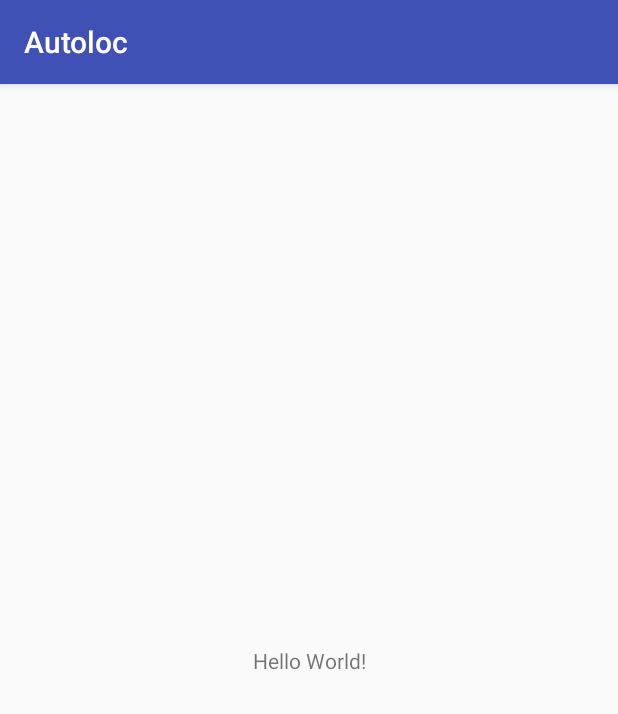
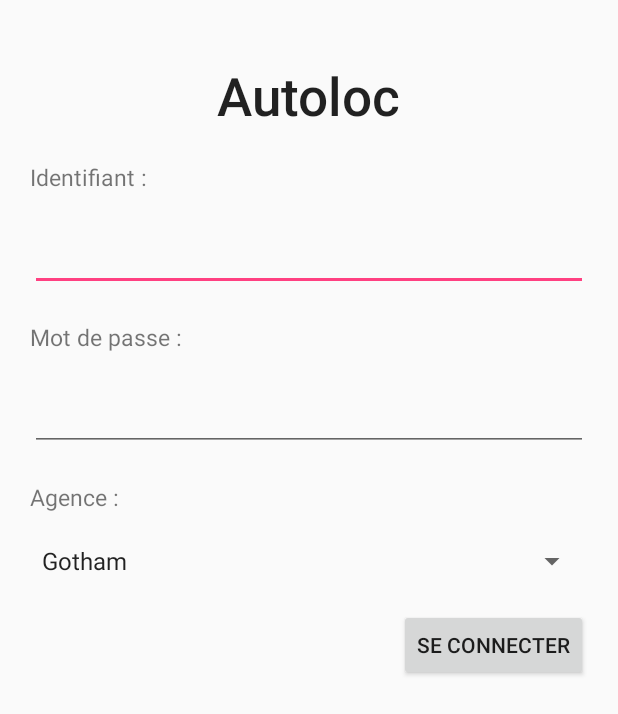
Before and after one commit to ChraosX/AutolocV2, an Android app: the screen it shows after launch (MainActivity), on a phone screen of 412 x 824 dp. Shown: the top 714 px of the screen. Run offline under Robolectric (Android 15) with nearby library versions, the phone set to English and light mode, and no system bars.

Commit message:
Layout authentification (activity_main). Reste à ajouter la liaison à la bdd.

```diff
--- a/app/src/main/java/fr/eni/autoloc/autoloc/BO/Agence.java
+++ b/app/src/main/java/fr/eni/autoloc/autoloc/BO/Agence.java
@@ -3,9 +3,9 @@ package fr.eni.autoloc.autoloc.BO;
 import java.util.List;
 
 public class Agence {
-    private  int id;
-    private  String nom;
-    private  Adresse adresse;
+    private int id;
+    private String nom;
+    private Adresse adresse;
     private List<Vehicule> vehicules;
     private List<Agent> agents;
 
--- a/app/src/main/java/fr/eni/autoloc/autoloc/MainActivity.java
+++ b/app/src/main/java/fr/eni/autoloc/autoloc/MainActivity.java
@@ -1,13 +1,66 @@
 package fr.eni.autoloc.autoloc;
 
+import android.os.Bundle;
+import android.support.v7.app.ActionBar;
 import android.support.v7.app.AppCompatActivity;
-import android.os.Bundle;
+import android.view.View;
+import android.widget.AdapterView;
+import android.widget.ArrayAdapter;
+import android.widget.EditText;
+import android.widget.Spinner;
 
-public class MainActivity extends AppCompatActivity {
+import fr.eni.autoloc.autoloc.BO.Agence;
+
+public class MainActivity extends AppCompatActivity implements AdapterView.OnItemSelectedListener {
+
+    private String email;
+    private String mdp;
+    private String agence;
 
     @Override
     protected void onCreate(Bundle savedInstanceState) {
         super.onCreate(savedInstanceState);
         setContentView(R.layout.activity_main);
+
+        // Cacher l'action bar
+        ActionBar actionBar = getSupportActionBar();
+        if (actionBar != null) {
+            actionBar.hide();
+        }
+
+        // Remplir le spinner des agences
+
+        Spinner spinner = findViewById(R.id.spinnerAgence);
+        ArrayAdapter<CharSequence> adapter = ArrayAdapter.createFromResource(this, R.array.agences_array, android.R.layout.simple_spinner_item);
+        // Specify the layout to use when the list of choices appears
+        adapter.setDropDownViewResource(android.R.layout.simple_spinner_dropdown_item);
+        // Apply the adapter to the spinner
+        spinner.setAdapter(adapter);
+        spinner.setOnItemSelectedListener(this);
+    }
+
+    @Override
+    public void onItemSelected(AdapterView<?> parent, View view, int position, long id) {
+        agence = (String) parent.getItemAtPosition(position);
+    }
+
+    @Override
+    public void onNothingSelected(AdapterView<?> parent) { }
+
+    public void seConnecter(View view) {
+
+        email = String.valueOf(((EditText)findViewById(R.id.editId)).getText());
+        mdp = String.valueOf(((EditText)findViewById(R.id.editMdp)).getText());
+
+        // Method de connexion
+
+        /*
+        if ( appel method )
+            se connecter
+        else
+            dialog
+         */
+
+
     }
 }
--- a/app/src/main/res/layout/activity_main.xml
+++ b/app/src/main/res/layout/activity_main.xml
@@ -1,18 +1,85 @@
 <?xml version="1.0" encoding="utf-8"?>
-<android.support.constraint.ConstraintLayout xmlns:android="http://schemas.android.com/apk/res/android"
+<LinearLayout
+    xmlns:android="http://schemas.android.com/apk/res/android"
     xmlns:app="http://schemas.android.com/apk/res-auto"
     xmlns:tools="http://schemas.android.com/tools"
     android:layout_width="match_parent"
     android:layout_height="match_parent"
+    android:orientation="vertical"
     tools:context=".MainActivity">
 
     <TextView
+        android:id="@+id/titleApp"
         android:layout_width="wrap_content"
         android:layout_height="wrap_content"
-        android:text="Hello World!"
-        app:layout_constraintBottom_toBottomOf="parent"
-        app:layout_constraintLeft_toLeftOf="parent"
-        app:layout_constraintRight_toRightOf="parent"
-        app:layout_constraintTop_toTopOf="parent" />
+        android:text="@string/app_name"
+        android:textSize="35sp"
+        android:textAppearance="@style/Base.TextAppearance.AppCompat.Title"
+        android:layout_gravity="center"
+        android:layout_marginTop="40dp"/>
 
-</android.support.constraint.ConstraintLayout>
+    <TextView
+        android:id="@+id/txtId"
+        android:layout_width="wrap_content"
+        android:layout_height="wrap_content"
+        android:text="@string/txt_id"
+        android:textSize="15sp"
+        android:layout_margin="20dp"/>
+
+    <EditText
+        android:id="@+id/editId"
+        android:layout_width="match_parent"
+        android:layout_height="wrap_content"
+        android:inputType="textEmailAddress"
+        android:layout_marginLeft="20dp"
+        android:layout_marginStart="20dp"
+        android:layout_marginRight="20dp"
+        android:layout_marginEnd="20dp"/>
+
+    <TextView
+        android:id="@+id/txtMdp"
+        android:layout_width="wrap_content"
+        android:layout_height="wrap_content"
+        android:text="@string/txt_mdp"
+        android:textSize="15sp"
+        android:layout_margin="20dp"/>
+
+    <EditText
+        android:id="@+id/editMdp"
+        android:layout_width="match_parent"
+        android:layout_height="wrap_content"
+        android:inputType="textPassword"
+        android:layout_marginLeft="20dp"
+        android:layout_marginStart="20dp"
+        android:layout_marginRight="20dp"
+        android:layout_marginEnd="20dp"/>
+
+    <TextView
+        android:id="@+id/txtAgence"
+        android:layout_width="wrap_content"
+        android:layout_height="wrap_content"
+        android:text="@string/txt_agence"
+        android:textSize="15sp"
+        android:layout_margin="20dp"/>
+
+    <Spinner
+        android:id="@+id/spinnerAgence"
+        android:layout_width="match_parent"
+        android:layout_height="wrap_content"
+        android:layout_marginLeft="20dp"
+        android:layout_marginStart="20dp"
+        android:layout_marginRight="20dp"
+        android:layout_marginEnd="20dp"/>
+
+    <Button
+        android:id="@+id/btnSeConnecter"
+        android:layout_width="wrap_content"
+        android:layout_height="wrap_content"
+        android:layout_gravity="end"
+        android:layout_marginTop="20dp"
+        android:layout_marginRight="20dp"
+        android:layout_marginEnd="20dp"
+        android:text="@string/se_connecter"
+        android:onClick="seConnecter"/>
+
+</LinearLayout>
--- a/app/src/main/res/values/strings.xml
+++ b/app/src/main/res/values/strings.xml
@@ -1,3 +1,14 @@
 <resources>
     <string name="app_name">Autoloc</string>
+    <string name="txt_id">Identifiant :</string>
+    <string name="txt_mdp">Mot de passe :</string>
+    <string name="txt_agence">Agence :</string>
+    <string name="se_connecter">Se Connecter</string>
+    <string-array name="agences_array">
+        <item>Gotham</item>
+        <item>Gros-Morne</item>
+        <item>Oblivion</item>
+        <item>Saint-Herblain</item>
+        <item>Terre du Milieu</item>
+    </string-array>
 </resources>
```
